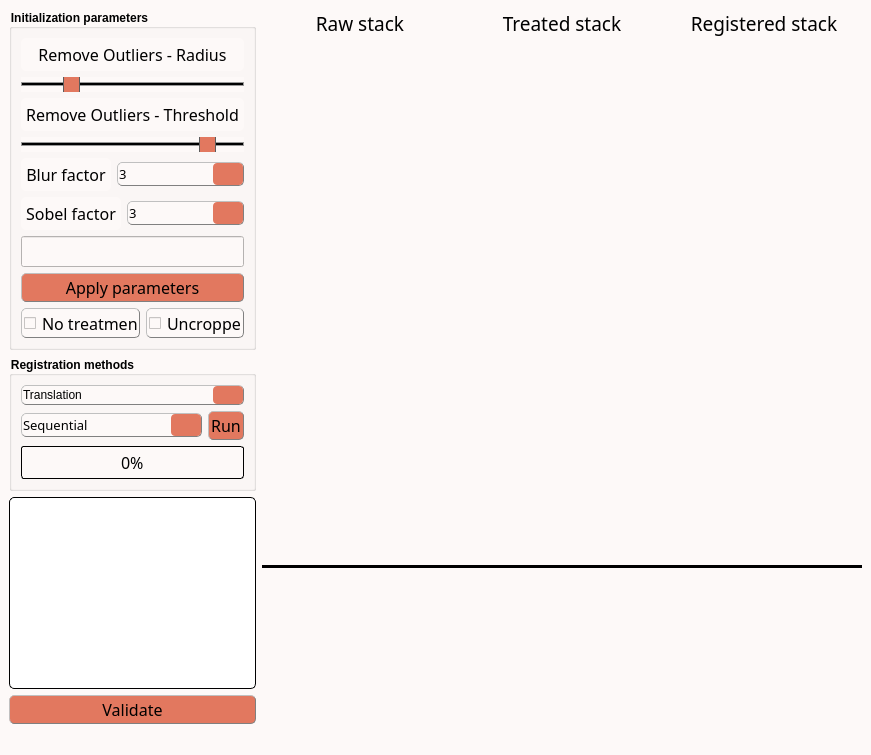
Qt form inichord/Registration.ui (Cyril-Langlois/iniCHORD) before a commit.
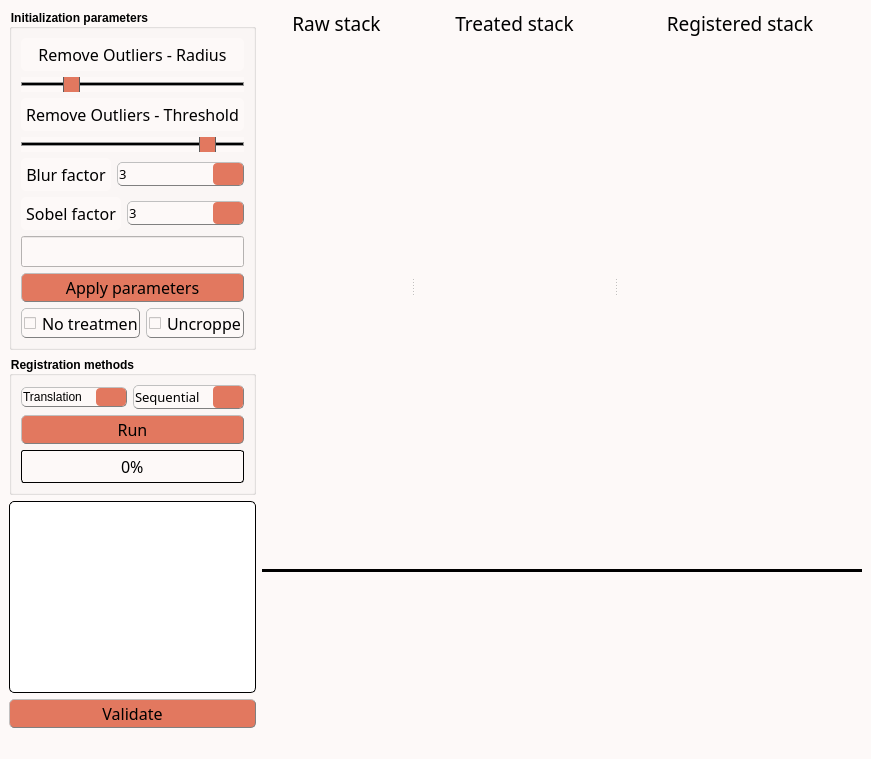
The same form after that commit. Icons and pictures are not drawn. Custom widgets are drawn as their Qt base class.

```diff
--- a/inichord/Registration.ui
+++ b/inichord/Registration.ui
@@ -166,10 +166,10 @@
    <property name="styleSheet">
     <string notr="true"/>
    </property>
+   <layout class="QHBoxLayout" name="horizontalLayout_4">
+    <item>
    <layout class="QHBoxLayout" name="horizontalLayout_2">
     <item>
-     <layout class="QHBoxLayout" name="horizontalLayout_5">
-      <item>
        <layout class="QVBoxLayout" name="verticalLayout_6">
         <item>
          <widget class="QGroupBox" name="groupBox">
@@ -695,6 +695,8 @@
             </property>
             <layout class="QVBoxLayout" name="verticalLayout_11">
              <item>
+              <layout class="QHBoxLayout" name="horizontalLayout_6">
+               <item>
               <widget class="QComboBox" name="transfo_comboBox">
                <property name="sizePolicy">
                 <sizepolicy hsizetype="Minimum" vsizetype="Fixed">
@@ -711,6 +713,9 @@
                <property name="toolTip">
                 <string>&lt;html&gt;&lt;head/&gt;&lt;body&gt;&lt;p&gt;&lt;span style=&quot; font-size:11pt;&quot;&gt;Transformation used for registration&lt;/span&gt;&lt;/p&gt;&lt;/body&gt;&lt;/html&gt;</string>
                </property>
+                 <property name="currentText">
+                  <string>Translation</string>
+                 </property>
                <item>
                 <property name="text">
                  <string>Translation</string>
@@ -739,8 +744,6 @@
               </widget>
              </item>
              <item>
-              <layout class="QHBoxLayout" name="horizontalLayout_6">
-               <item>
                 <widget class="QComboBox" name="choiceBox">
                  <property name="sizePolicy">
                   <sizepolicy hsizetype="Preferred" vsizetype="Fixed">
@@ -786,10 +789,12 @@
                  </item>
                 </widget>
                </item>
+              </layout>
+             </item>
                <item>
                 <widget class="QPushButton" name="push_compute">
                  <property name="sizePolicy">
-                  <sizepolicy hsizetype="Fixed" vsizetype="Fixed">
+                <sizepolicy hsizetype="Preferred" vsizetype="Fixed">
                    <horstretch>0</horstretch>
                    <verstretch>0</verstretch>
                   </sizepolicy>
@@ -814,11 +819,9 @@
                  </property>
                  <property name="icon">
                   <iconset>
-                   <normaloff>TSG_icons/run_icon.png</normaloff>TSG_icons/run_icon.png</iconset>
-                 </property>
-                </widget>
-               </item>
-              </layout>
+                 <normaloff>icons/run_icon.png</normaloff>icons/run_icon.png</iconset>
+               </property>
+              </widget>
              </item>
              <item>
               <widget class="QProgressBar" name="progressBar">
@@ -1106,8 +1109,11 @@
       <item>
        <layout class="QVBoxLayout" name="verticalLayout_8">
         <item>
-         <layout class="QHBoxLayout" name="horizontalLayout_4">
-          <item>
+         <widget class="QSplitter" name="splitter">
+          <property name="orientation">
+           <enum>Qt::Horizontal</enum>
+          </property>
+          <widget class="QWidget" name="layoutWidget">
            <layout class="QVBoxLayout" name="verticalLayout">
             <item>
              <widget class="QLabel" name="label">
@@ -1323,8 +1329,8 @@
              </widget>
             </item>
            </layout>
-          </item>
-          <item>
+          </widget>
+          <widget class="QWidget" name="layoutWidget">
            <layout class="QVBoxLayout" name="verticalLayout_3">
             <item>
              <widget class="QLabel" name="label_2">
@@ -1537,8 +1543,8 @@
              </widget>
             </item>
            </layout>
-          </item>
-          <item>
+          </widget>
+          <widget class="QWidget" name="layoutWidget">
            <layout class="QVBoxLayout" name="verticalLayout_4">
             <item>
              <widget class="QLabel" name="label_3">
@@ -1751,8 +1757,8 @@
              </widget>
             </item>
            </layout>
-          </item>
-         </layout>
+          </widget>
+         </widget>
         </item>
         <item>
          <layout class="QVBoxLayout" name="verticalLayout_9">
```
Left out of the diff: 6 changed lines with no effect on the pictures. Lines whose indentation alone changed are shown as unchanged.
